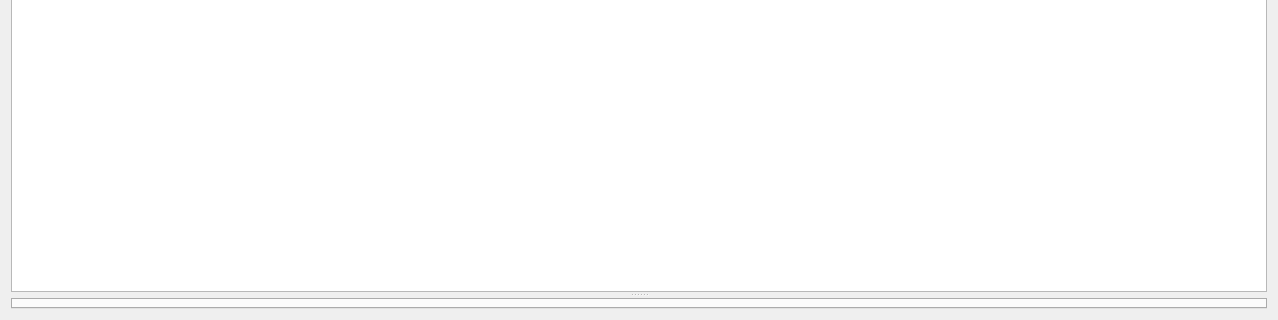
First picture: the form in radiolog.ui, repository ncssar/radiolog, before the edit; both pictures show x 0 to 1278 and y 450 to 770 of the 1278 by 770 pixel window.
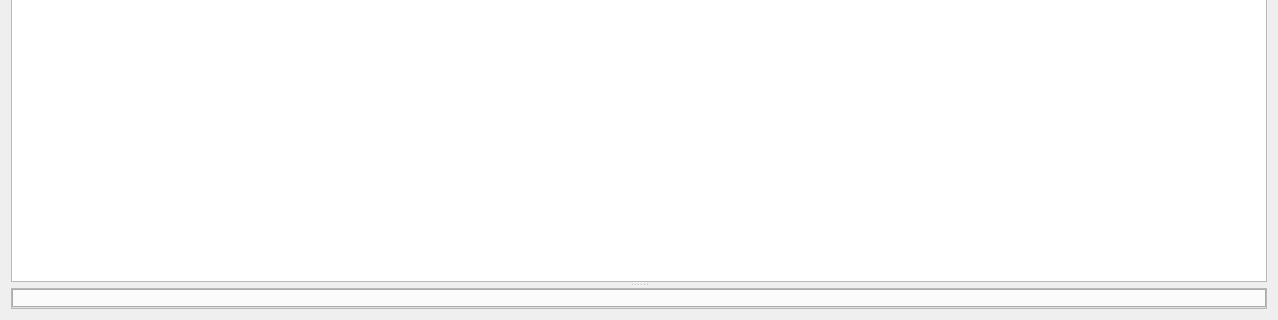
Second picture: the form after the edit. Icons and pictures are not drawn.

Diff of the .ui file:
```diff
--- a/radiolog.ui
+++ b/radiolog.ui
@@ -561,6 +561,42 @@
        <bool>false</bool>
       </attribute>
      </widget>
+     <widget class="QFrame" name="frame">
+      <property name="frameShape">
+       <enum>QFrame::StyledPanel</enum>
+      </property>
+      <property name="frameShadow">
+       <enum>QFrame::Raised</enum>
+      </property>
+      <layout class="QVBoxLayout" name="verticalLayout_2">
+       <property name="spacing">
+        <number>0</number>
+       </property>
+       <property name="margin">
+        <number>0</number>
+       </property>
+       <item>
+        <widget class="QWidget" name="teamHotkeysWidget" native="true">
+         <layout class="QVBoxLayout" name="verticalLayout_3">
+          <property name="spacing">
+           <number>0</number>
+          </property>
+          <property name="margin">
+           <number>0</number>
+          </property>
+          <item>
+           <layout class="QHBoxLayout" name="teamHotkeysHLayout">
+            <property name="spacing">
+             <number>0</number>
+            </property>
+           </layout>
+          </item>
+         </layout>
+        </widget>
+       </item>
+       <item>
+        <layout class="QVBoxLayout" name="verticalLayout">
+         <item>
      <widget class="QTabWidget" name="tabWidget">
       <property name="font">
        <font>
@@ -593,6 +629,11 @@
        <bool>true</bool>
       </property>
      </widget>
+         </item>
+        </layout>
+       </item>
+      </layout>
+     </widget>
     </widget>
    </item>
   </layout>
```
Left out of the diff: 1 changed line with no effect on the pictures. Lines whose indentation alone changed are shown as unchanged.
